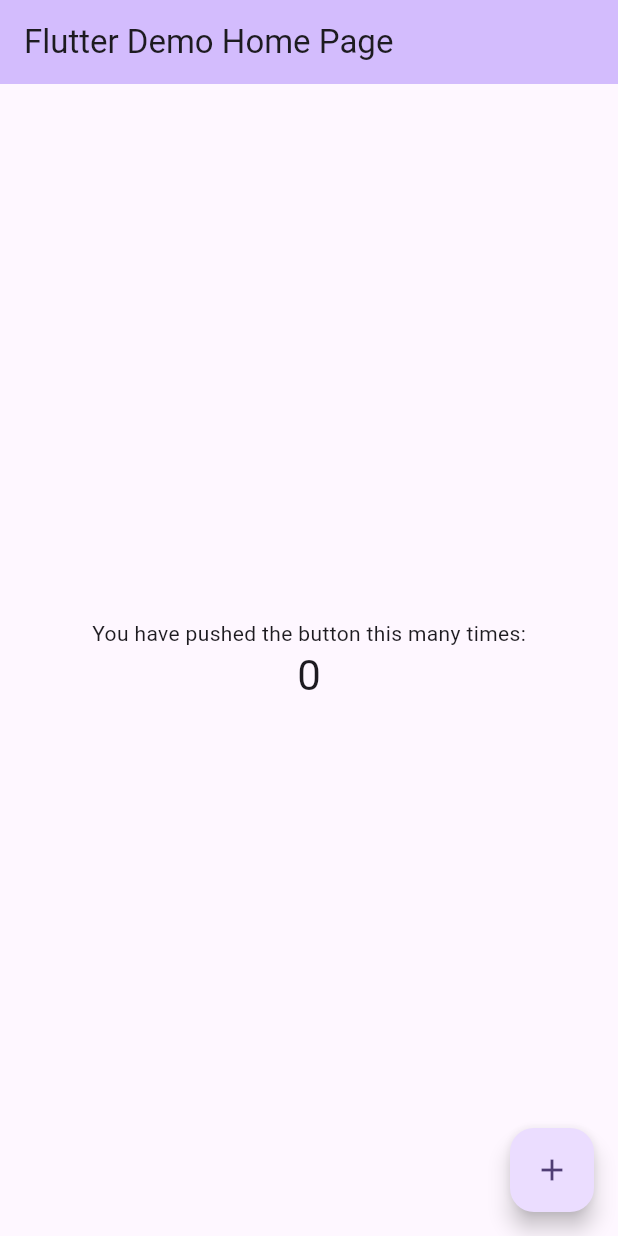
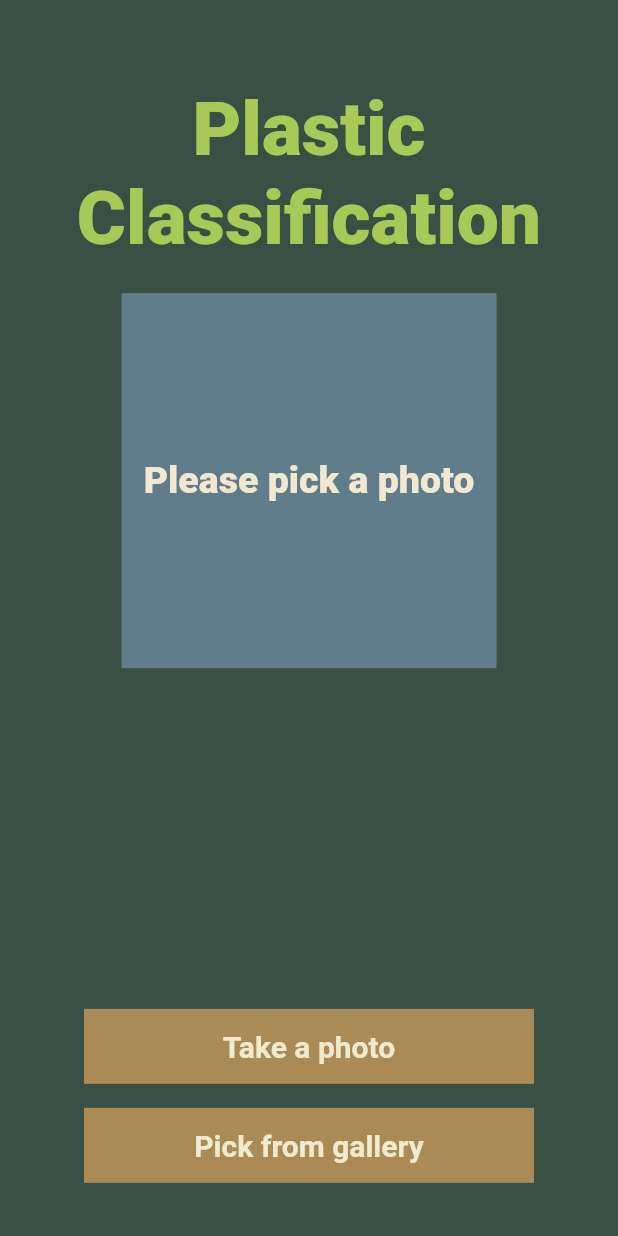
Before and after one commit to ShakenStirredNot/git-greenwise, a Flutter app: the screen it shows after launch, on a phone screen of 412 x 824 dp. Run offline on Flutter 3.47's test engine with Material 2 defaults, Android fonts, the phone set to English and light mode, and no system bars; our stand-ins replace image_picker; missing offline and left inert: tflite; Roboto replaces fonts that are missing (SquadaOne).

Commit message:
Partial code with the plastic type model

```diff
--- /dev/null
+++ b/lib/app.dart
@@ -0,0 +1,24 @@
+import 'package:flutter/material.dart';
+import 'package:flutter/services.dart';
+
+import 'widgets/plastic_classifier.dart';
+
+class MainApp extends StatelessWidget {
+  const MainApp({Key? key}) : super(key: key);
+
+  @override
+  Widget build(BuildContext context) {
+    SystemChrome.setPreferredOrientations(
+      [
+        DeviceOrientation.portraitUp,
+        DeviceOrientation.portraitDown,
+      ],
+    );
+    return MaterialApp(
+      title: 'Plastic classification',
+      theme: ThemeData.light(),
+      home: const PlasticClassifier(),
+      debugShowCheckedModeBanner: false,
+    );
+  }
+}
--- a/lib/main.dart
+++ b/lib/main.dart
@@ -1,125 +1,8 @@
 import 'package:flutter/material.dart';
+import 'app.dart';
 
-void main() {
-  runApp(const MyApp());
+void main() async {
+  WidgetsFlutterBinding.ensureInitialized();
+
+  runApp(const MainApp());
 }
-
-class MyApp extends StatelessWidget {
-  const MyApp({super.key});
-
-  // This widget is the root of your application.
-  @override
-  Widget build(BuildContext context) {
-    return MaterialApp(
-      title: 'Flutter Demo',
-      theme: ThemeData(
-        // This is the theme of your application.
-        //
-        // TRY THIS: Try running your application with "flutter run". You'll see
-        // the application has a blue toolbar. Then, without quitting the app,
-        // try changing the seedColor in the colorScheme below to Colors.green
-        // and then invoke "hot reload" (save your changes or press the "hot
-        // reload" button in a Flutter-supported IDE, or press "r" if you used
-        // the command line to start the app).
-        //
-        // Notice that the counter didn't reset back to zero; the application
-        // state is not lost during the reload. To reset the state, use hot
-        // restart instead.
-        //
-        // This works for code too, not just values: Most code changes can be
-        // tested with just a hot reload.
-        colorScheme: ColorScheme.fromSeed(seedColor: Colors.deepPurple),
-        useMaterial3: true,
-      ),
-      home: const MyHomePage(title: 'Flutter Demo Home Page'),
-    );
-  }
-}
-
-class MyHomePage extends StatefulWidget {
-  const MyHomePage({super.key, required this.title});
-
-  // This widget is the home page of your application. It is stateful, meaning
-  // that it has a State object (defined below) that contains fields that affect
-  // how it looks.
-
-  // This class is the configuration for the state. It holds the values (in this
-  // case the title) provided by the parent (in this case the App widget) and
-  // used by the build method of the State. Fields in a Widget subclass are
-  // always marked "final".
-
-  final String title;
-
-  @override
-  State<MyHomePage> createState() => _MyHomePageState();
-}
-
-class _MyHomePageState extends State<MyHomePage> {
-  int _counter = 0;
-
-  void _incrementCounter() {
-    setState(() {
-      // This call to setState tells the Flutter framework that something has
-      // changed in this State, which causes it to rerun the build method below
-      // so that the display can reflect the updated values. If we changed
-      // _counter without calling setState(), then the build method would not be
-      // called again, and so nothing would appear to happen.
-      _counter++;
-    });
-  }
-
-  @override
-  Widget build(BuildContext context) {
-    // This method is rerun every time setState is called, for instance as done
-    // by the _incrementCounter method above.
-    //
-    // The Flutter framework has been optimized to make rerunning build methods
-    // fast, so that you can just rebuild anything that needs updating rather
-    // than having to individually change instances of widgets.
-    return Scaffold(
-      appBar: AppBar(
-        // TRY THIS: Try changing the color here to a specific color (to
-        // Colors.amber, perhaps?) and trigger a hot reload to see the AppBar
-        // change color while the other colors stay the same.
-        backgroundColor: Theme.of(context).colorScheme.inversePrimary,
-        // Here we take the value from the MyHomePage object that was created by
-        // the App.build method, and use it to set our appbar title.
-        title: Text(widget.title),
-      ),
-      body: Center(
-        // Center is a layout widget. It takes a single child and positions it
-        // in the middle of the parent.
-        child: Column(
-          // Column is also a layout widget. It takes a list of children and
-          // arranges them vertically. By default, it sizes itself to fit its
-          // children horizontally, and tries to be as tall as its parent.
-          //
-          // Column has various properties to control how it sizes itself and
-          // how it positions its children. Here we use mainAxisAlignment to
-          // center the children vertically; the main axis here is the vertical
-          // axis because Columns are vertical (the cross axis would be
-          // horizontal).
-          //
-          // TRY THIS: Invoke "debug painting" (choose the "Toggle Debug Paint"
-          // action in the IDE, or press "p" in the console), to see the
-          // wireframe for each widget.
-          mainAxisAlignment: MainAxisAlignment.center,
-          children: <Widget>[
-            const Text(
-              'You have pushed the button this many times:',
-            ),
-            Text(
-              '$_counter',
-              style: Theme.of(context).textTheme.headlineMedium,
-            ),
-          ],
-        ),
-      ),
-      floatingActionButton: FloatingActionButton(
-        onPressed: _incrementCounter,
-        tooltip: 'Increment',
-        child: const Icon(Icons.add),
-      ), // This trailing comma makes auto-formatting nicer for build methods.
-    );
-  }
-}
--- /dev/null
+++ b/lib/styles.dart
@@ -0,0 +1,47 @@
+import 'package:flutter/material.dart';
+
+const kMainFont = 'Roboto';
+const kButtonFont = 'Roboto';
+const kDisplayFont = 'SquadaOne';
+
+const kColorGreen = Color(0xFF395144);
+const kColorLightGreen = Color(0XFF4E6C50);
+const kColorBrown = Color(0XFFAA8B56);
+const kColorLightYellow = Color(0xFFF0EBCE);
+
+const kColorRed = Color(0xFFD96666);
+const kColorLightRed = Color(0xFFF2CECE);
+const kColorLightGray = Color(0xFFDDDDDD);
+
+const kColorHunterGreen = Color(0xFF386641);
+const kColorMayGreen = Color(0xFF6a994e);
+const kColorAndroidGreen = Color(0xFFa7c957);
+const kColorEggshell = Color(0xFFf2e8cf);
+const kColorBitterSweetShimmer = Color(0xFFbc4749);
+
+const kBgColor = kColorGreen;
+
+const kTitleTextStyle = TextStyle(
+  fontFamily: kDisplayFont,
+  fontSize: 50.0,
+  color: kColorAndroidGreen,
+  decoration: TextDecoration.none,
+);
+
+const kAnalyzingTextStyle = TextStyle(
+    fontFamily: kMainFont,
+    fontSize: 25.0,
+    color: kColorEggshell,
+    decoration: TextDecoration.none);
+
+const kResultTextStyle = TextStyle(
+    fontFamily: kDisplayFont,
+    fontSize: 35.0,
+    color: kColorLightYellow,
+    decoration: TextDecoration.none);
+
+const kResultRatingTextStyle = TextStyle(
+    fontFamily: kMainFont,
+    fontSize: 18.0,
+    color: Colors.white,
+    decoration: TextDecoration.none);
--- /dev/null
+++ b/lib/widgets/photo_view.dart
@@ -0,0 +1,29 @@
+import 'dart:io';
+import 'package:flutter/material.dart';
+
+import '../styles.dart';
+
+class PlasticPhotoView extends StatelessWidget {
+  final File? file;
+  const PlasticPhotoView({super.key, this.file});
+
+  @override
+  Widget build(BuildContext context) {
+    return Container(
+      width: 250,
+      height: 250,
+      color: Colors.blueGrey,
+      child: (file == null)
+          ? _buildEmptyView()
+          : Image.file(file!, fit: BoxFit.cover),
+    );
+  }
+
+  Widget _buildEmptyView() {
+    return const Center(
+        child: Text(
+      'Please pick a photo',
+      style: kAnalyzingTextStyle,
+    ));
+  }
+}
--- /dev/null
+++ b/lib/widgets/plastic_classifier.dart
@@ -0,0 +1,205 @@
+import 'dart:io';
+
+import 'package:flutter/material.dart';
+import 'package:image/image.dart' as img;
+import 'package:image_picker/image_picker.dart';
+import '../machine_learning/image_classifier.dart';
+import '../styles.dart';
+import 'photo_view.dart';
+
+const _modelFileName = 'assets/plastic_type_model.tflite';
+const _labelsFileName = 'assets/plastic_type_labels.txt';
+
+class PlasticClassifier extends StatefulWidget {
+  const PlasticClassifier({super.key});
+
+  @override
+  State<PlasticClassifier> createState() => _PlasticClassifierState();
+}
+
+enum _ResultStatus {
+  notStarted,
+  notFound,
+  found,
+}
+
+class _PlasticClassifierState extends State<PlasticClassifier> {
+  bool _isAnalyzing = false;
+  final picker = ImagePicker();
+  File? _selectedImageFile;
+
+  // Result
+  _ResultStatus _resultStatus = _ResultStatus.notStarted;
+  String _plasticLabel = ''; // Name of Error Message
+  double _accuracy = 0.0;
+
+  late Classifier _classifier;
+
+  @override
+  void initState() {
+    super.initState();
+    _loadClassifier();
+  }
+
+  Future<void> _loadClassifier() async {
+    debugPrint(
+      'Start loading of Classifier with '
+      'labels at $_labelsFileName, '
+      'model at $_modelFileName',
+    );
+
+    final classifier = await Classifier.loadWith(
+      labelsFileName: _labelsFileName,
+      modelFileName: _modelFileName,
+    );
+    _classifier = classifier!;
+  }
+
+  @override
+  Widget build(BuildContext context) {
+    return Container(
+      color: kBgColor,
+      width: double.infinity,
+      child: Column(
+        mainAxisSize: MainAxisSize.max,
+        children: [
+          const Spacer(),
+          Padding(
+            padding: const EdgeInsets.only(top: 30),
+            child: _buildTitle(),
+          ),
+          const SizedBox(height: 20),
+          _buildPhotolView(),
+          const SizedBox(height: 10),
+          _buildResultView(),
+          const Spacer(flex: 5),
+          _buildPickPhotoButton(
+            title: 'Take a photo',
+            source: ImageSource.camera,
+          ),
+          _buildPickPhotoButton(
+            title: 'Pick from gallery',
+            source: ImageSource.gallery,
+          ),
+          const Spacer(),
+        ],
+      ),
+    );
+  }
+
+  Widget _buildPhotolView() {
+    return Stack(
+      alignment: AlignmentDirectional.center,
+      children: [
+        PlasticPhotoView(file: _selectedImageFile),
+        _buildAnalyzingText(),
+      ],
+    );
+  }
+
+  Widget _buildAnalyzingText() {
+    if (!_isAnalyzing) {
+      return const SizedBox.shrink();
+    }
+    return const Text('Analyzing...', style: kAnalyzingTextStyle);
+  }
+
+  Widget _buildTitle() {
+    return const Text(
+      'Plastic Classification',
+      style: kTitleTextStyle,
+      textAlign: TextAlign.center,
+    );
+  }
+
+  Widget _buildPickPhotoButton({
+    required ImageSource source,
+    required String title,
+  }) {
+    return TextButton(
+      onPressed: () => _onPickPhoto(source),
+      child: Container(
+        width: 300,
+        height: 50,
+        color: kColorBrown,
+        child: Center(
+            child: Text(title,
+                style: const TextStyle(
+                  fontFamily: kButtonFont,
+                  fontSize: 20.0,
+                  fontWeight: FontWeight.w600,
+                  color: kColorLightYellow,
+                ))),
+      ),
+    );
+  }
+
+  void _setAnalyzing(bool flag) {
+    setState(() {
+      _isAnalyzing = flag;
+    });
+  }
+
+  void _onPickPhoto(ImageSource source) async {
+    final pickedFile = await picker.pickImage(source: source);
+
+    if (pickedFile == null) {
+      return;
+    }
+
+    final imageFile = File(pickedFile.path);
+    setState(() {
+      _selectedImageFile = imageFile;
+    });
+
+    _analyzeImage(imageFile);
+  }
+
+  void _analyzeImage(File image) {
+    _setAnalyzing(true);
+
+    final imageInput = img.decodeImage(image.readAsBytesSync())!;
+
+    final resultCategory = _classifier.predict(imageInput);
+
+    final result = resultCategory.score >= 0.8
+        ? _ResultStatus.found
+        : _ResultStatus.notFound;
+    final plasticLabel = resultCategory.label;
+    final accuracy = resultCategory.score;
+
+    _setAnalyzing(false);
+
+    setState(() {
+      _resultStatus = result;
+      _plasticLabel = plasticLabel;
+      _accuracy = accuracy;
+    });
+  }
+
+  Widget _buildResultView() {
+    var title = '';
+
+    if (_resultStatus == _ResultStatus.notFound) {
+      title = 'Fail to recognise';
+    } else if (_resultStatus == _ResultStatus.found) {
+      title = _plasticLabel;
+    } else {
+      title = '';
+    }
+
+    //
+    var accuracyLabel = '';
+    if (_resultStatus == _ResultStatus.found) {
+      accuracyLabel = 'Accuracy: ${(_accuracy * 100).toStringAsFixed(2)}%';
+    }
+
+    return Column(
+      children: [
+        Text(title, style: kResultTextStyle),
+        const SizedBox(height: 10),
+        Text(accuracyLabel, style: kResultRatingTextStyle)
+      ],
+    );
+  }
+}
```
Also changed, not shown: assets/plastic_type_labels.txt (added, +47 -0 lines), lib/machine_learning/classifier_category.dart (added, +11 -0 lines), lib/machine_learning/classifier_model.dart (added, +19 -0 lines), lib/machine_learning/image_classifier.dart (added, +145 -0 lines), pubspec.yaml (+8 -1 lines), pubspec.lock, 11 other files.
